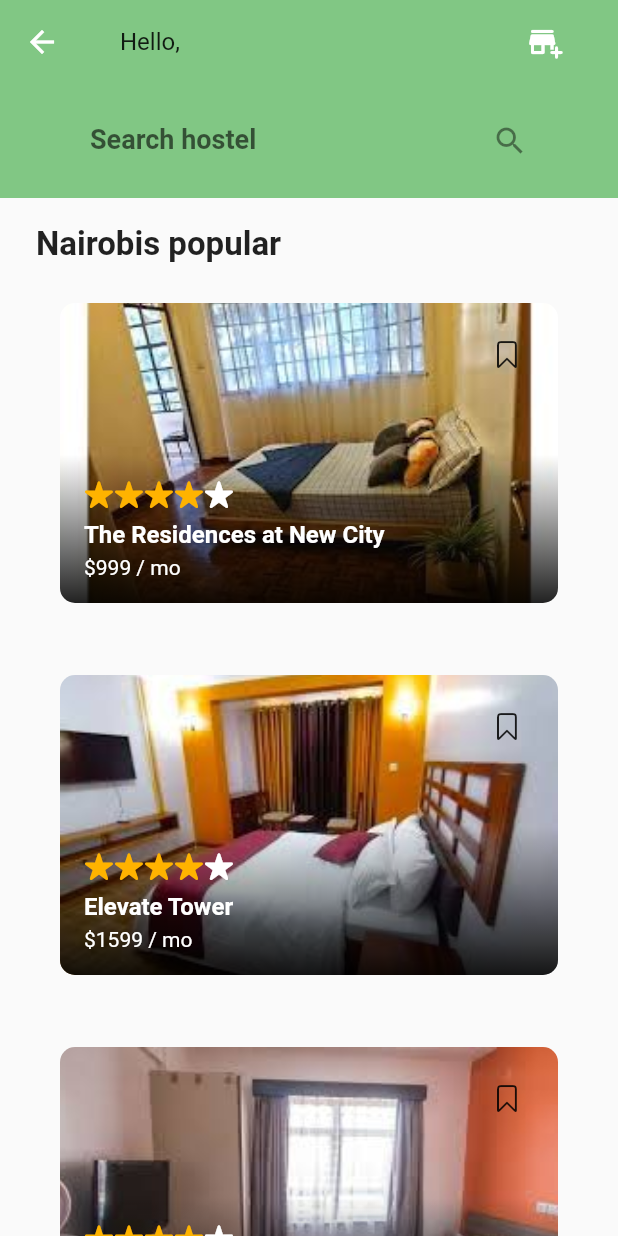
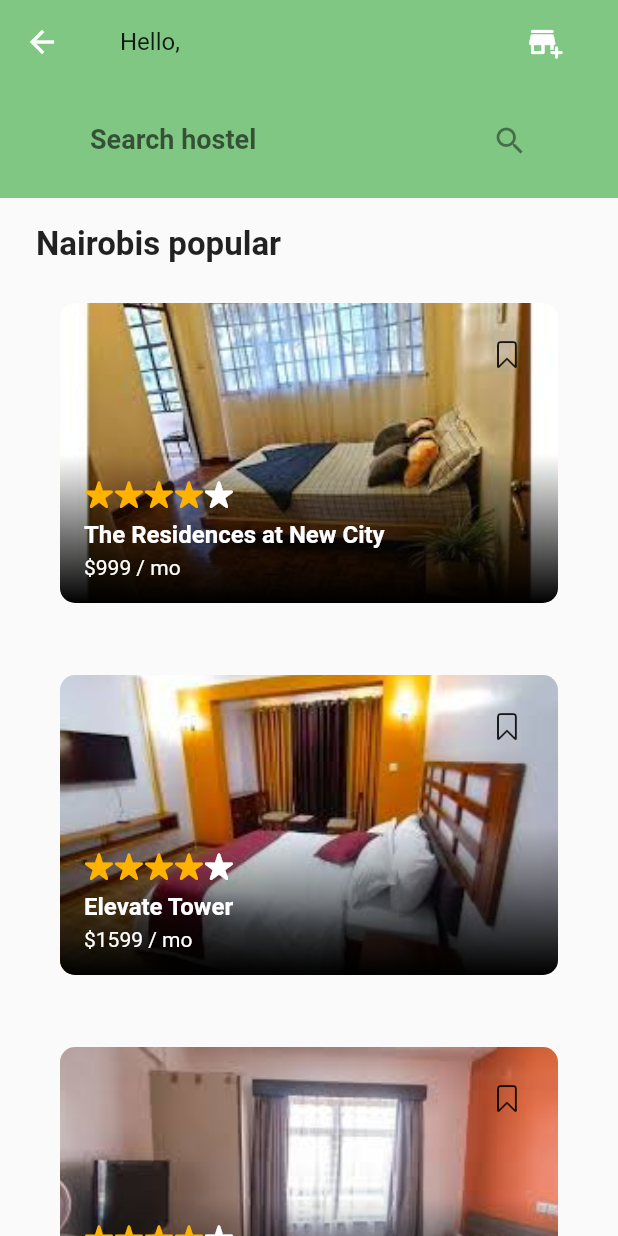
Before and after one commit to atahtee/hostel_finder, a Flutter app: the HomeScreen screen opened by its route, scrolled down 576 dp, on a phone screen of 412 x 824 dp. Run offline on Flutter 3.47's test engine with Material 2 defaults, Android fonts, the phone set to English and light mode, and no system bars; our stand-ins replace firebase_auth, firebase_core; missing offline and left inert: dart:ffi; accounts and stored records are empty.

Commit message:
added func

```diff
--- a/lib/presentation/building.dart
+++ b/lib/presentation/building.dart
@@ -73,7 +73,7 @@ final buildingsNearMe = [
     bathroom: 3,
     bedroom: 4,
     area: 900,
-    price: 899,
+    price: 889,
     tag: "Family, Apartment",
   ),
 ];
--- a/lib/widgets/building_item.dart
+++ b/lib/widgets/building_item.dart
@@ -89,7 +89,7 @@ class BuildingItem extends StatelessWidget {
                           ),
                           gradient: LinearGradient(
                             colors: [
-                              Colors.black87,
+                              Colors.black,
                               Colors.transparent,
                             ],
                             begin: Alignment.bottomCenter,
```
